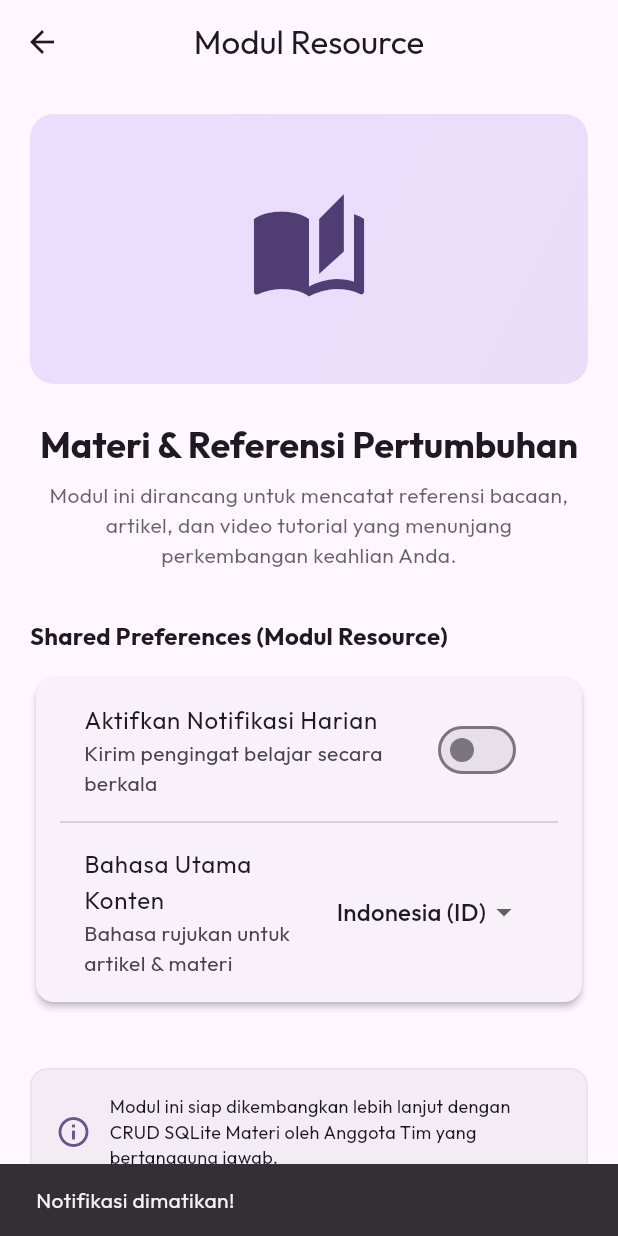
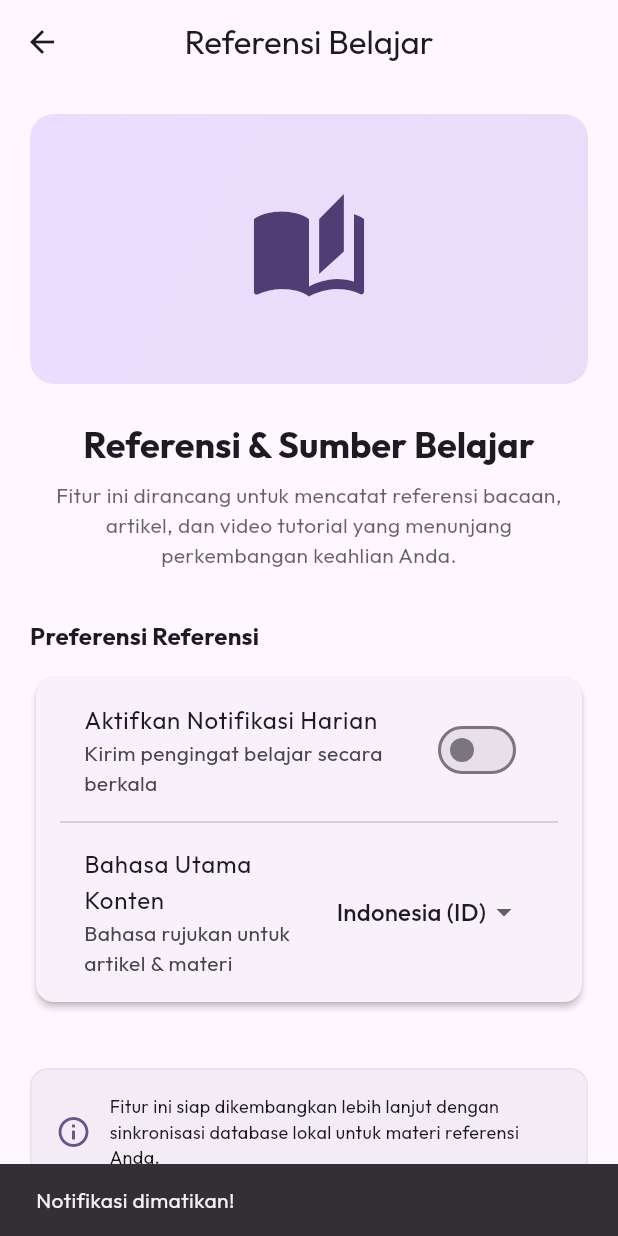
Before and after one commit to MuhammadHafizhRaharja/Kairos, a Flutter app: the ResourcePlaceholderScreen screen opened directly, after a tap on "Aktifkan Notifikasi Harian", on a phone screen of 412 x 824 dp. Run offline on Flutter 3.47's test engine with Material 3 defaults, Android fonts, the phone set to English and light mode, and no system bars; our stand-ins replace google_fonts, shared_preferences, sqflite; accounts and stored records are empty.

Commit message:
refactor: unify skill management actions into bottom sheet and modernize home screen navigation UI

```diff
--- a/lib/screens/home_screen.dart
+++ b/lib/screens/home_screen.dart
@@ -14,25 +14,11 @@ class HomeScreen extends StatefulWidget {
 }
 
 class _HomeScreenState extends State<HomeScreen> {
-  final TextEditingController _nameController = TextEditingController();
-  bool _isEditingName = false;
-
-  @override
-  void dispose() {
-    _nameController.dispose();
-    super.dispose();
-  }
-
   @override
   Widget build(BuildContext context) {
     final provider = context.watch<SkillProvider>();
     final theme = Theme.of(context);
     final isDark = provider.isDarkMode;
-
-    // Sinkronisasi input field dengan state name di shared preferences
-    if (!_isEditingName && _nameController.text != provider.userName) {
-      _nameController.text = provider.userName;
-    }
 
     return Scaffold(
       body: SafeArea(
@@ -80,6 +66,8 @@ class _HomeScreenState extends State<HomeScreen> {
                       ],
                     ),
                   ),
+                  Row(
+                    children: [
                       // Button Toggle Dark Mode (Shared Pref: appTheme)
                       IconButton(
                         icon: Icon(isDark ? Icons.light_mode_rounded : Icons.dark_mode_rounded),
@@ -90,6 +78,25 @@ class _HomeScreenState extends State<HomeScreen> {
                         onPressed: () {
                           provider.toggleTheme(!provider.isDarkMode);
                         },
+                      ),
+                      const SizedBox(width: 8),
+                      // Tappable Avatar
+                      GestureDetector(
+                        onTap: () => _showEditProfileBottomSheet(context, provider),
+                        child: CircleAvatar(
+                          radius: 22,
+                          backgroundColor: theme.colorScheme.primary.withValues(alpha: 0.15),
+                          child: Text(
+                            provider.userName.isNotEmpty ? provider.userName[0].toUpperCase() : 'K',
+                            style: TextStyle(
+                              color: theme.colorScheme.primary,
+                              fontWeight: FontWeight.bold,
+                              fontSize: 16,
+                            ),
+                          ),
+                        ),
+                      ),
+                    ],
                   ),
                 ],
               ),
@@ -103,108 +110,49 @@ class _HomeScreenState extends State<HomeScreen> {
               _buildStatsCard(context, provider),
               const SizedBox(height: 32),
 
-              // NAVIGASI MODUL (3 MODUL)
+              // AKSES FITUR (HORIZONTAL BAR)
               Text(
-                'Modul Pertumbuhan',
+                'Fitur Pelacakan',
                 style: theme.textTheme.titleMedium?.copyWith(
                   fontWeight: FontWeight.bold,
                 ),
               ),
               const SizedBox(height: 16),
-              _buildModuleCard(
+              Row(
+                children: [
+                  Expanded(
+                    child: _buildFeatureBarItem(
                       context: context,
-                title: 'Modul Skill (Milik Saya)',
-                subtitle: 'CRUD Kategori & Keahlian',
-                description: 'Lacak keterampilan pemrograman, bahasa, olahraga, dll.',
+                      title: 'Keahlian',
+                      subtitle: '${provider.skills.length} Keahlian',
                       icon: Icons.emoji_events_rounded,
                       color: theme.colorScheme.primary,
-                onTap: () {
-                  widget.onNavigate?.call(1);
-                },
+                      onTap: () => widget.onNavigate?.call(1),
                     ),
-              const SizedBox(height: 14),
-              _buildModuleCard(
+                  ),
+                  const SizedBox(width: 12),
+                  Expanded(
+                    child: _buildFeatureBarItem(
                       context: context,
-                title: 'Modul Resource (Rekan Tim)',
-                subtitle: 'CRUD Materi & Referensi',
-                description: 'Simpan artikel, tutorial, dan video penunjang.',
+                      title: 'Referensi',
+                      subtitle: provider.isNotificationEnabled ? 'Notifikasi Aktif' : 'Notifikasi Mati',
                       icon: Icons.auto_stories_rounded,
                       color: const Color(0xFF4CAF50),
-                onTap: () {
-                  widget.onNavigate?.call(2);
-                },
+                      onTap: () => widget.onNavigate?.call(2),
                     ),
-              const SizedBox(height: 14),
-              _buildModuleCard(
+                  ),
+                  const SizedBox(width: 12),
+                  Expanded(
+                    child: _buildFeatureBarItem(
                       context: context,
-                title: 'Modul Progress (Rekan Tim)',
-                subtitle: 'CRUD Log & Tantangan',
-                description: 'Catat progres latihan harian dan rintangan belajar.',
+                      title: 'Jurnal',
+                      subtitle: 'Font ${provider.fontSize.toInt()} pt',
                       icon: Icons.trending_up_rounded,
                       color: const Color(0xFFFF9800),
-                onTap: () {
-                  widget.onNavigate?.call(3);
-                },
-              ),
-              const SizedBox(height: 32),
-
-              // PENGATURAN PROFIL CEPAT (SHARED PREFERENCES)
-              Text(
-                'Pengaturan Profil',
-                style: theme.textTheme.titleMedium?.copyWith(
-                  fontWeight: FontWeight.bold,
+                      onTap: () => widget.onNavigate?.call(3),
                     ),
                   ),
-              const SizedBox(height: 12),
-              Card(
-                elevation: 0,
-                color: theme.colorScheme.surfaceContainer,
-                shape: RoundedRectangleBorder(borderRadius: BorderRadius.circular(16)),
-                child: Padding(
-                  padding: const EdgeInsets.symmetric(horizontal: 16.0, vertical: 12.0),
-                  child: Row(
-                    children: [
-                      const Icon(Icons.person_outline_rounded),
-                      const SizedBox(width: 16),
-                      Expanded(
-                        child: _isEditingName
-                            ? TextField(
-                                controller: _nameController,
-                                decoration: const InputDecoration(
-                                  border: InputBorder.none,
-                                  hintText: 'Masukkan nama...',
-                                  isDense: true,
-                                ),
-                                style: const TextStyle(fontWeight: FontWeight.bold),
-                                autofocus: true,
-                                onSubmitted: (val) {
-                                  _saveName(provider);
-                                },
-                              )
-                            : Text(
-                                provider.userName,
-                                style: const TextStyle(
-                                  fontWeight: FontWeight.bold,
-                                  fontSize: 16,
-                                ),
-                              ),
-                      ),
-                      IconButton(
-                        icon: Icon(_isEditingName ? Icons.check_circle : Icons.edit),
-                        color: _isEditingName ? Colors.green : theme.colorScheme.primary,
-                        onPressed: () {
-                          if (_isEditingName) {
-                            _saveName(provider);
-                          } else {
-                            setState(() {
-                              _isEditingName = true;
-                            });
-                          }
-                        },
-                      ),
                 ],
-                  ),
-                ),
               ),
             ],
           ),
@@ -213,19 +161,105 @@ class _HomeScreenState extends State<HomeScreen> {
     );
   }
 
-  void _saveName(SkillProvider provider) {
-    final text = _nameController.text.trim();
+  void _showEditProfileBottomSheet(BuildContext context, SkillProvider provider) {
+    final nameController = TextEditingController(text: provider.userName);
+    final theme = Theme.of(context);
+
+    showModalBottomSheet(
+      context: context,
+      isScrollControlled: true,
+      backgroundColor: theme.colorScheme.surface,
+      shape: const RoundedRectangleBorder(
+        borderRadius: BorderRadius.vertical(top: Radius.circular(24)),
+      ),
+      builder: (modalContext) {
+        return Padding(
+          padding: EdgeInsets.only(
+            left: 20,
+            right: 20,
+            top: 24,
+            bottom: MediaQuery.of(modalContext).viewInsets.bottom + 24,
+          ),
+          child: Column(
+            mainAxisSize: MainAxisSize.min,
+            crossAxisAlignment: CrossAxisAlignment.stretch,
+            children: [
+              Row(
+                mainAxisAlignment: MainAxisAlignment.spaceBetween,
+                children: [
+                  Text(
+                    'Pengaturan Profil',
+                    style: theme.textTheme.titleLarge?.copyWith(
+                      fontWeight: FontWeight.bold,
+                    ),
+                  ),
+                  IconButton(
+                    icon: const Icon(Icons.close_rounded),
+                    onPressed: () => Navigator.pop(modalContext),
+                  ),
+                ],
+              ),
+              const SizedBox(height: 8),
+              Text(
+                'Ubah nama panggilan Anda untuk personalisasi dashboard.',
+                style: TextStyle(color: theme.hintColor, fontSize: 13),
+              ),
+              const SizedBox(height: 20),
+              Center(
+                child: CircleAvatar(
+                  radius: 36,
+                  backgroundColor: theme.colorScheme.primary.withValues(alpha: 0.15),
+                  child: Text(
+                    provider.userName.isNotEmpty ? provider.userName[0].toUpperCase() : 'K',
+                    style: TextStyle(
+                      color: theme.colorScheme.primary,
+                      fontWeight: FontWeight.bold,
+                      fontSize: 28,
+                    ),
+                  ),
+                ),
+              ),
+              const SizedBox(height: 20),
+              TextField(
+                controller: nameController,
+                decoration: const InputDecoration(
+                  labelText: 'Nama Panggilan',
+                  prefixIcon: Icon(Icons.person_rounded),
+                  border: OutlineInputBorder(
+                    borderRadius: BorderRadius.all(Radius.circular(16)),
+                  ),
+                ),
+                textCapitalization: TextCapitalization.words,
+              ),
+              const SizedBox(height: 20),
+              ElevatedButton(
+                onPressed: () {
+                  final text = nameController.text.trim();
                   if (text.isNotEmpty) {
                     provider.updateUserName(text);
-    }
-    setState(() {
-      _isEditingName = false;
-    });
+                    Navigator.pop(modalContext);
                     ScaffoldMessenger.of(context).showSnackBar(
                       const SnackBar(
-        content: Text('Nama profil disimpan secara persisten!'),
+                        content: Text('Nama profil berhasil disimpan secara persisten!'),
                         duration: Duration(seconds: 1),
                       ),
+                    );
+                  }
+                },
+                style: ElevatedButton.styleFrom(
+                  padding: const EdgeInsets.symmetric(vertical: 16),
+                  backgroundColor: theme.colorScheme.primary,
+                  foregroundColor: theme.colorScheme.onPrimary,
+                  shape: RoundedRectangleBorder(
+                    borderRadius: BorderRadius.circular(16),
+                  ),
+                ),
+                child: const Text('Simpan Perubahan'),
+              ),
+            ],
+          ),
+        );
+      },
     );
   }
 
@@ -429,11 +463,10 @@ class _HomeScreenState extends State<HomeScreen> {
     );
   }
 
-  Widget _buildModuleCard({
+  Widget _buildFeatureBarItem({
     required BuildContext context,
     required String title,
     required String subtitle,
-    required String description,
     required IconData icon,
     required Color color,
     required VoidCallback onTap,
@@ -442,69 +475,48 @@ class _HomeScreenState extends State<HomeScreen> {
 
     return Card(
       elevation: 0,
+      color: theme.colorScheme.surfaceContainer,
       shape: RoundedRectangleBorder(
-        borderRadius: BorderRadius.circular(20),
+        borderRadius: BorderRadius.circular(16),
         side: BorderSide(
-          color: theme.dividerColor.withValues(alpha: 0.1),
+          color: theme.dividerColor.withValues(alpha: 0.05),
           width: 1,
         ),
       ),
       child: InkWell(
         onTap: onTap,
-        borderRadius: BorderRadius.circular(20),
+        borderRadius: BorderRadius.circular(16),
         child: Padding(
-          padding: const EdgeInsets.all(20.0),
-          child: Row(
-            crossAxisAlignment: CrossAxisAlignment.start,
+          padding: const EdgeInsets.symmetric(vertical: 16.0, horizontal: 8.0),
+          child: Column(
             children: [
-              // Ikon Modul
               Container(
-                padding: const EdgeInsets.all(12),
+                padding: const EdgeInsets.all(10),
                 decoration: BoxDecoration(
                   color: color.withValues(alpha: 0.12),
-                  borderRadius: BorderRadius.circular(16),
+                  shape: BoxShape.circle,
                 ),
-                child: Icon(icon, color: color, size: 28),
+                child: Icon(icon, color: color, size: 24),
               ),
-              const SizedBox(width: 18),
-              // Deskripsi & Teks
-              Expanded(
-                child: Column(
-                  crossAxisAlignment: CrossAxisAlignment.start,
-                  children: [
+              const SizedBox(height: 12),
+              Text(
+                title,
+                style: const TextStyle(
+                  fontSize: 14,
+                  fontWeight: FontWeight.bold,
+                ),
+                textAlign: TextAlign.center,
+              ),
+              const SizedBox(height: 4),
               Text(
                 subtitle,
                 style: TextStyle(
-                        fontSize: 11,
-                        color: color,
-                        fontWeight: FontWeight.bold,
-                        letterSpacing: 1.0,
-                      ),
-                    ),
-                    const SizedBox(height: 2),
-                    Text(
-                      title,
-                      style: const TextStyle(
-                        fontSize: 16,
-                        fontWeight: FontWeight.bold,
-                      ),
-                    ),
-                    const SizedBox(height: 6),
-                    Text(
-                      description,
-                      style: TextStyle(
-                        fontSize: 12,
+                  fontSize: 10,
                   color: theme.hintColor,
                 ),
-                    ),
-                  ],
-                ),
-              ),
-              const SizedBox(width: 8),
-              Icon(
-                Icons.arrow_forward_ios_rounded,
-                size: 16,
-                color: theme.hintColor.withValues(alpha: 0.5),
+                textAlign: TextAlign.center,
+                maxLines: 1,
+                overflow: TextOverflow.ellipsis,
               ),
             ],
           ),
--- a/lib/screens/main_shell.dart
+++ b/lib/screens/main_shell.dart
@@ -77,17 +77,17 @@ class _MainShellState extends State<MainShell> {
             BottomNavigationBarItem(
               icon: Icon(Icons.emoji_events_outlined),
               activeIcon: Icon(Icons.emoji_events_rounded),
-              label: 'Skill',
+              label: 'Keahlian',
             ),
             BottomNavigationBarItem(
               icon: Icon(Icons.auto_stories_outlined),
               activeIcon: Icon(Icons.auto_stories_rounded),
-              label: 'Resource',
+              label: 'Referensi',
             ),
             BottomNavigationBarItem(
               icon: Icon(Icons.trending_up_outlined),
               activeIcon: Icon(Icons.trending_up_rounded),
-              label: 'Progress',
+              label: 'Jurnal',
             ),
           ],
         ),
--- a/lib/screens/progress_placeholder_screen.dart
+++ b/lib/screens/progress_placeholder_screen.dart
@@ -14,7 +14,7 @@ class ProgressPlaceholderScreen extends StatelessWidget {
 
     return Scaffold(
       appBar: AppBar(
-        title: const Text('Modul Progress'),
+        title: const Text('Jurnal Progres'),
         centerTitle: true,
       ),
       body: SingleChildScrollView(
@@ -43,13 +43,13 @@ class ProgressPlaceholderScreen extends StatelessWidget {
             ),
             const SizedBox(height: 24),
             Text(
-              'Log Progress & Tantangan',
+              'Jurnal Progres Harian',
               style: theme.textTheme.headlineSmall?.copyWith(fontWeight: FontWeight.bold),
               textAlign: TextAlign.center,
             ),
             const SizedBox(height: 8),
             Text(
-              'Modul ini mencatat perjalanan harian Anda dalam melatih keterampilan, merekam kendala, serta memetakan milestone.',
+              'Fitur ini mencatat perjalanan harian Anda dalam melatih keterampilan, merekam kendala, serta memetakan milestone.',
               style: theme.textTheme.bodyMedium?.copyWith(color: theme.hintColor),
               textAlign: TextAlign.center,
             ),
@@ -57,7 +57,7 @@ class ProgressPlaceholderScreen extends StatelessWidget {
 
             // Bagian Integrasi Shared Preferences
             Text(
-              'Shared Preferences (Modul Progress)',
+              'Pengaturan Jurnal',
               style: theme.textTheme.titleMedium?.copyWith(fontWeight: FontWeight.bold),
             ),
             const SizedBox(height: 12),
@@ -141,7 +141,7 @@ class ProgressPlaceholderScreen extends StatelessWidget {
                   const SizedBox(width: 12),
                   const Expanded(
                     child: Text(
-                      'Modul ini siap dikembangkan lebih lanjut dengan CRUD SQLite Log Progress oleh Anggota Tim yang bertanggung jawab.',
+                      'Fitur ini siap dikembangkan lebih lanjut dengan log harian yang sinkron dengan database SQLite.',
                       style: TextStyle(fontSize: 12),
                     ),
                   ),
--- a/lib/screens/resource_placeholder_screen.dart
+++ b/lib/screens/resource_placeholder_screen.dart
@@ -14,7 +14,7 @@ class ResourcePlaceholderScreen extends StatelessWidget {
 
     return Scaffold(
       appBar: AppBar(
-        title: const Text('Modul Resource'),
+        title: const Text('Referensi Belajar'),
         centerTitle: true,
       ),
       body: SingleChildScrollView(
@@ -43,13 +43,13 @@ class ResourcePlaceholderScreen extends StatelessWidget {
             ),
             const SizedBox(height: 24),
             Text(
-              'Materi & Referensi Pertumbuhan',
+              'Referensi & Sumber Belajar',
               style: theme.textTheme.headlineSmall?.copyWith(fontWeight: FontWeight.bold),
               textAlign: TextAlign.center,
             ),
             const SizedBox(height: 8),
             Text(
-              'Modul ini dirancang untuk mencatat referensi bacaan, artikel, dan video tutorial yang menunjang perkembangan keahlian Anda.',
+              'Fitur ini dirancang untuk mencatat referensi bacaan, artikel, dan video tutorial yang menunjang perkembangan keahlian Anda.',
               style: theme.textTheme.bodyMedium?.copyWith(color: theme.hintColor),
               textAlign: TextAlign.center,
             ),
@@ -57,7 +57,7 @@ class ResourcePlaceholderScreen extends StatelessWidget {
 
             // Bagian Integrasi Shared Preferences
             Text(
-              'Shared Preferences (Modul Resource)',
+              'Preferensi Referensi',
               style: theme.textTheme.titleMedium?.copyWith(fontWeight: FontWeight.bold),
             ),
             const SizedBox(height: 12),
@@ -128,7 +128,7 @@ class ResourcePlaceholderScreen extends StatelessWidget {
                   const SizedBox(width: 12),
                   const Expanded(
                     child: Text(
-                      'Modul ini siap dikembangkan lebih lanjut dengan CRUD SQLite Materi oleh Anggota Tim yang bertanggung jawab.',
+                      'Fitur ini siap dikembangkan lebih lanjut dengan sinkronisasi database lokal untuk materi referensi Anda.',
                       style: TextStyle(fontSize: 12),
                     ),
                   ),
--- a/lib/screens/skill_category_screen.dart
+++ b/lib/screens/skill_category_screen.dart
@@ -96,29 +96,14 @@ class SkillCategoryScreen extends StatelessWidget {
                                    size: 20,
                                  ),
                                ),
-                               Row(
-                                 mainAxisSize: MainAxisSize.min,
-                                 children: [
-                                   IconButton(
-                                     icon: const Icon(Icons.edit_rounded, size: 16),
-                                     color: Color(category.colorValue),
-                                     padding: EdgeInsets.zero,
-                                     constraints: const BoxConstraints(),
-                                     visualDensity: VisualDensity.compact,
-                                     tooltip: 'Ubah Kategori',
-                                     onPressed: () => _showEditCategoryDialog(context, provider, category),
-                                   ),
-                                   const SizedBox(width: 8),
-                                   IconButton(
-                                     icon: const Icon(Icons.delete_outline_rounded, size: 16),
-                                     color: Colors.redAccent,
-                                     padding: EdgeInsets.zero,
-                                     constraints: const BoxConstraints(),
-                                     visualDensity: VisualDensity.compact,
-                                     tooltip: 'Hapus Kategori',
-                                     onPressed: () => _showDeleteConfirmDialog(context, provider, category),
-                                   ),
-                                 ],
+                               IconButton(
+                                 icon: const Icon(Icons.more_vert_rounded, size: 20),
+                                 color: Color(category.colorValue),
+                                 padding: EdgeInsets.zero,
+                                 constraints: const BoxConstraints(),
+                                 visualDensity: VisualDensity.compact,
+                                 tooltip: 'Opsi Kategori',
+                                 onPressed: () => _showCategoryOptionsBottomSheet(context, provider, category),
                                ),
                              ],
                            ),
```
Also changed, not shown: lib/widgets/interactive_progress_card.dart (+37 -14 lines). Lines whose indentation alone changed are shown as unchanged.
